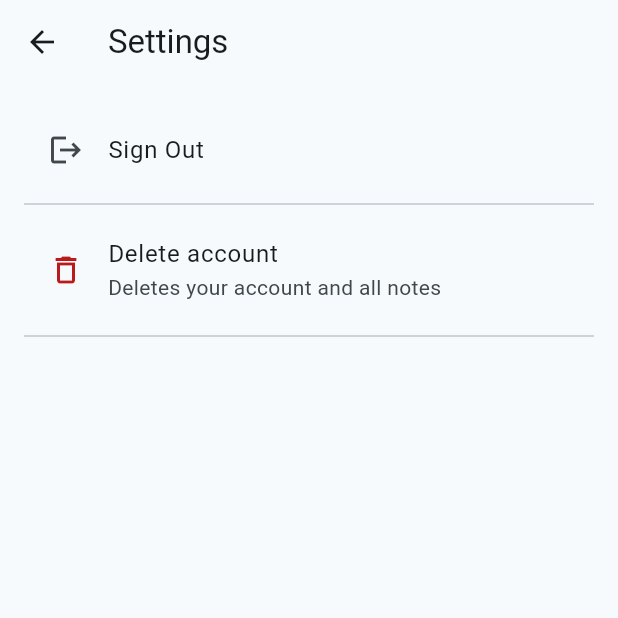
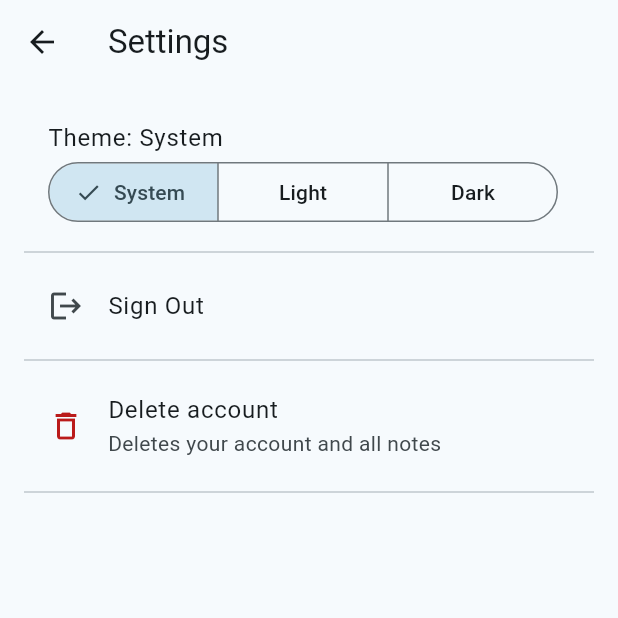
Before and after one commit to Chethana-BL/havenote, a Flutter app: the screen it shows once a user with an empty profile is signed in, after a tap on the "settings" icon, on a phone screen of 412 x 824 dp, the top half of it. Run offline on Flutter 3.47's test engine with Material 3 defaults, Android fonts, the phone set to English and light mode, and no system bars; our stand-ins replace firebase_auth, firebase_core, flutter_riverpod, go_router, shared_preferences; accounts and stored records are empty.

Commit message:
feat(settings): add theme mode selection (system/light/dark) with persistence
- Add ThemeModeTile (segmented control) to Settings.
- Persist selection via SharedPreferences (ThemeModeController + provider).
- Show current mode as subtitle and apply immediately on change.

```diff
--- a/lib/app/app.dart
+++ b/lib/app/app.dart
@@ -3,6 +3,7 @@ import 'package:flutter_localizations/flutter_localizations.dart';
 import 'package:flutter_riverpod/flutter_riverpod.dart';
 import 'package:havenote/app/router/router.dart';
 import 'package:havenote/app/theme/theme.dart';
+import 'package:havenote/app/theme/theme_mode_provider.dart';
 import 'package:havenote/l10n/app_localizations.dart';
 
 class HavenoteApp extends ConsumerWidget {
@@ -11,6 +12,7 @@ class HavenoteApp extends ConsumerWidget {
   @override
   Widget build(BuildContext context, WidgetRef ref) {
     final router = ref.watch(routerProvider);
+    final mode = ref.watch(themeModeProvider);
 
     return MaterialApp.router(
       title: 'Havenote',
@@ -24,7 +26,7 @@ class HavenoteApp extends ConsumerWidget {
       debugShowCheckedModeBanner: false,
       theme: AppTheme.light(),
       darkTheme: AppTheme.dark(),
-      themeMode: ThemeMode.system,
+      themeMode: mode,
       routerConfig: router,
     );
   }
--- /dev/null
+++ b/lib/app/theme/theme_mode_provider.dart
@@ -0,0 +1,53 @@
+import 'package:flutter/material.dart';
+import 'package:flutter_riverpod/flutter_riverpod.dart';
+import 'package:shared_preferences/shared_preferences.dart';
+
+const _kPrefThemeMode = 'theme_mode';
+
+/// Holds and persists the app's ThemeMode using SharedPreferences.
+/// Initializes to system, then updates when stored value loads.
+class ThemeModeController extends StateNotifier<ThemeMode> {
+  ThemeModeController({SharedPreferences? prefs})
+    : _prefs = prefs,
+      super(ThemeMode.system) {
+    _load();
+  }
+
+  SharedPreferences? _prefs;
+
+  Future<void> _ensurePrefs() async {
+    _prefs ??= await SharedPreferences.getInstance();
+  }
+
+  Future<void> _load() async {
+    await _ensurePrefs();
+    final value = _prefs!.getString(_kPrefThemeMode);
+    switch (value) {
+      case 'light':
+        state = ThemeMode.light;
+        break;
+      case 'dark':
+        state = ThemeMode.dark;
+        break;
+      case 'system':
+      default:
+        state = ThemeMode.system;
+    }
+  }
+
+  /// Sets and persists the selected theme mode.
+  Future<void> setMode(ThemeMode mode) async {
+    state = mode;
+    await _ensurePrefs();
+    final str = switch (mode) {
+      ThemeMode.light => 'light',
+      ThemeMode.dark => 'dark',
+      _ => 'system',
+    };
+    await _prefs!.setString(_kPrefThemeMode, str);
+  }
+}
+
+final themeModeProvider = StateNotifierProvider<ThemeModeController, ThemeMode>(
+  (ref) => ThemeModeController(),
+);
--- a/lib/features/settings/presentation/settings_screen.dart
+++ b/lib/features/settings/presentation/settings_screen.dart
@@ -9,6 +9,7 @@ import 'package:havenote/app/utils/dialogs.dart';
 import 'package:havenote/core/logger.dart';
 import 'package:havenote/features/auth/state/auth_providers.dart';
 import 'package:havenote/features/auth/utils/auth_error_mapper.dart';
+import 'package:havenote/features/settings/presentation/widgets/theme_mode_tile.dart';
 import 'package:havenote/l10n/app_localizations.dart';
 
 class SettingsScreen extends ConsumerStatefulWidget {
@@ -86,6 +87,9 @@ class _SettingsScreenState extends ConsumerState<SettingsScreen> {
       body: ListView(
         padding: const EdgeInsets.all(AppSizes.padding),
         children: [
+          // Theme Mode
+          const ThemeModeTile(),
+          const Divider(),
           // Sign out (with confirmation)
           ListTile(
             leading: const Icon(AppIcons.logout),
--- /dev/null
+++ b/lib/features/settings/presentation/widgets/theme_mode_tile.dart
@@ -0,0 +1,46 @@
+import 'package:flutter/material.dart';
+import 'package:flutter_riverpod/flutter_riverpod.dart';
+import 'package:havenote/app/theme/theme_mode_provider.dart';
+import 'package:havenote/core/logger.dart';
+import 'package:havenote/l10n/app_localizations.dart';
+
+class ThemeModeTile extends ConsumerWidget {
+  const ThemeModeTile({super.key});
+
+  @override
+  Widget build(BuildContext context, WidgetRef ref) {
+    final t = S.of(context);
+    final themeMode = ref.watch(themeModeProvider);
+    final themeCtl = ref.read(themeModeProvider.notifier);
+
+    final subtitle = switch (themeMode) {
+      ThemeMode.light => t.settingsThemeLight,
+      ThemeMode.dark => t.settingsThemeDark,
+      _ => t.settingsThemeSystem,
+    };
+
+    final segmented = SegmentedButton<ThemeMode>(
+      segments: [
+        ButtonSegment(
+          value: ThemeMode.system,
+          label: Text(t.settingsThemeSystem),
+        ),
+        ButtonSegment(
+          value: ThemeMode.light,
+          label: Text(t.settingsThemeLight),
+        ),
+        ButtonSegment(value: ThemeMode.dark, label: Text(t.settingsThemeDark)),
+      ],
+      selected: {themeMode},
+      onSelectionChanged: (set) {
+        Log.i('Settings: theme mode changed to $set');
+        themeCtl.setMode(set.first);
+      },
+    );
+
+    return ListTile(
+      title: Text('${t.settingsTheme}: $subtitle'),
+      subtitle: segmented,
+    );
+  }
+}
--- a/lib/l10n/app_de.arb
+++ b/lib/l10n/app_de.arb
@@ -55,6 +55,11 @@
   "authVerifyNotVerified": "Noch nicht bestätigt. Bitte Posteingang prüfen.",
   "authVerifyWait": "Bitte {secs, plural, one {1 Sekunde} other {{secs} Sekunden}} warten, bevor Sie erneut senden",
   "settingsTitle": "Einstellungen",
+  "settingsTheme": "Design",
+  "settingsThemeSystem": "System",
+  "settingsThemeLight": "Hell",
+  "settingsThemeDark": "Dunkel",
+  "settingsDisplayName": "Anzeigename",
   "settingsSignOutConfirmTitle": "Abmelden?",
   "settingsSignOutConfirmBody": "Sie müssen sich erneut anmelden, um auf Ihre Notizen zuzugreifen.",
   "settingsDeleteAccount": "Konto löschen",
--- a/lib/l10n/app_en.arb
+++ b/lib/l10n/app_en.arb
@@ -55,6 +55,11 @@
   "authVerifyNotVerified": "Not verified yet. Check your inbox.",
   "authVerifyWait": "Please wait {secs, plural, one {1 second} other {{secs} seconds}} before resending",
   "settingsTitle": "Settings",
+  "settingsTheme": "Theme",
+  "settingsThemeSystem": "System",
+  "settingsThemeLight": "Light",
+  "settingsThemeDark": "Dark",
+  "settingsDisplayName": "Display name",
   "settingsSignOutConfirmTitle": "Sign out?",
   "settingsSignOutConfirmBody": "You will need to sign in again to access your notes.",
   "settingsDeleteAccount": "Delete account",
--- a/lib/l10n/app_localizations.dart
+++ b/lib/l10n/app_localizations.dart
@@ -425,6 +425,36 @@ abstract class S {
   /// **'Settings'**
   String get settingsTitle;
 
+  /// No description provided for @settingsTheme.
+  ///
+  /// In en, this message translates to:
+  /// **'Theme'**
+  String get settingsTheme;
+
+  /// No description provided for @settingsThemeSystem.
+  ///
+  /// In en, this message translates to:
+  /// **'System'**
+  String get settingsThemeSystem;
+
+  /// No description provided for @settingsThemeLight.
+  ///
+  /// In en, this message translates to:
+  /// **'Light'**
+  String get settingsThemeLight;
+
+  /// No description provided for @settingsThemeDark.
+  ///
+  /// In en, this message translates to:
+  /// **'Dark'**
+  String get settingsThemeDark;
+
+  /// No description provided for @settingsDisplayName.
+  ///
+  /// In en, this message translates to:
+  /// **'Display name'**
+  String get settingsDisplayName;
+
   /// No description provided for @settingsSignOutConfirmTitle.
   ///
   /// In en, this message translates to:
--- a/lib/l10n/app_localizations_en.dart
+++ b/lib/l10n/app_localizations_en.dart
@@ -184,6 +184,21 @@ class SEn extends S {
   String get settingsTitle => 'Settings';
 
   @override
+  String get settingsTheme => 'Theme';
+
+  @override
+  String get settingsThemeSystem => 'System';
+
+  @override
+  String get settingsThemeLight => 'Light';
+
+  @override
+  String get settingsThemeDark => 'Dark';
+
+  @override
+  String get settingsDisplayName => 'Display name';
+
+  @override
   String get settingsSignOutConfirmTitle => 'Sign out?';
 
   @override
--- a/pubspec.yaml
+++ b/pubspec.yaml
@@ -15,6 +15,7 @@ dependencies:
   flutter_riverpod: ^2.6.1
   firebase_auth: ^6.0.2
   firebase_core: ^4.0.0
+  shared_preferences: ^2.5.3
 
 dev_dependencies:
   flutter_test:
```
Also changed, not shown: lib/l10n/app_localizations_de.dart (+15 -0 lines).
